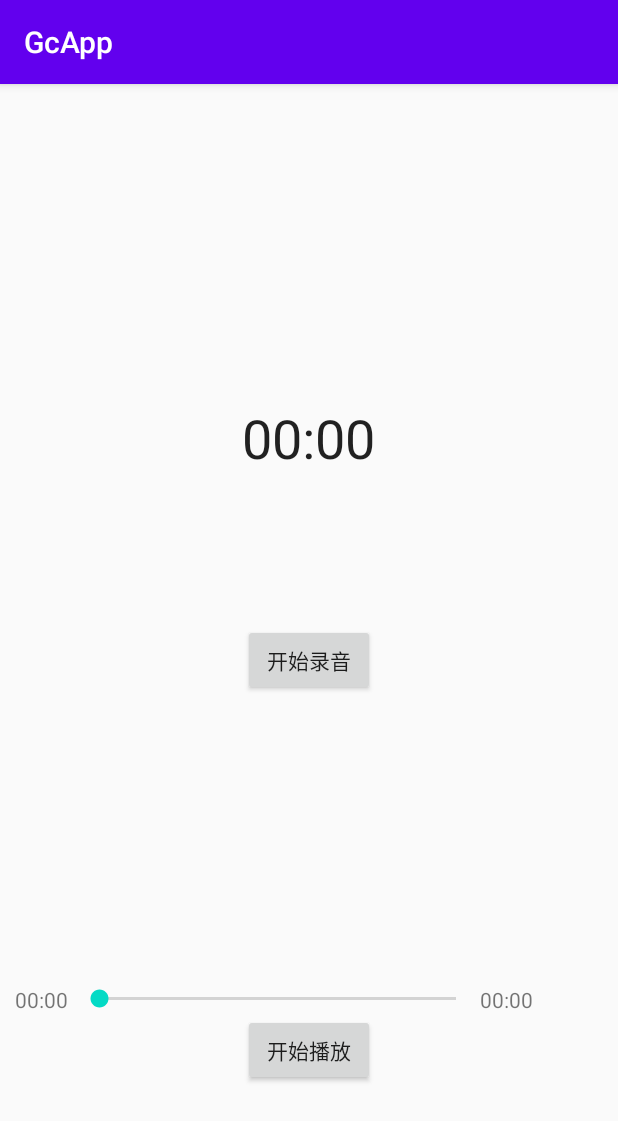
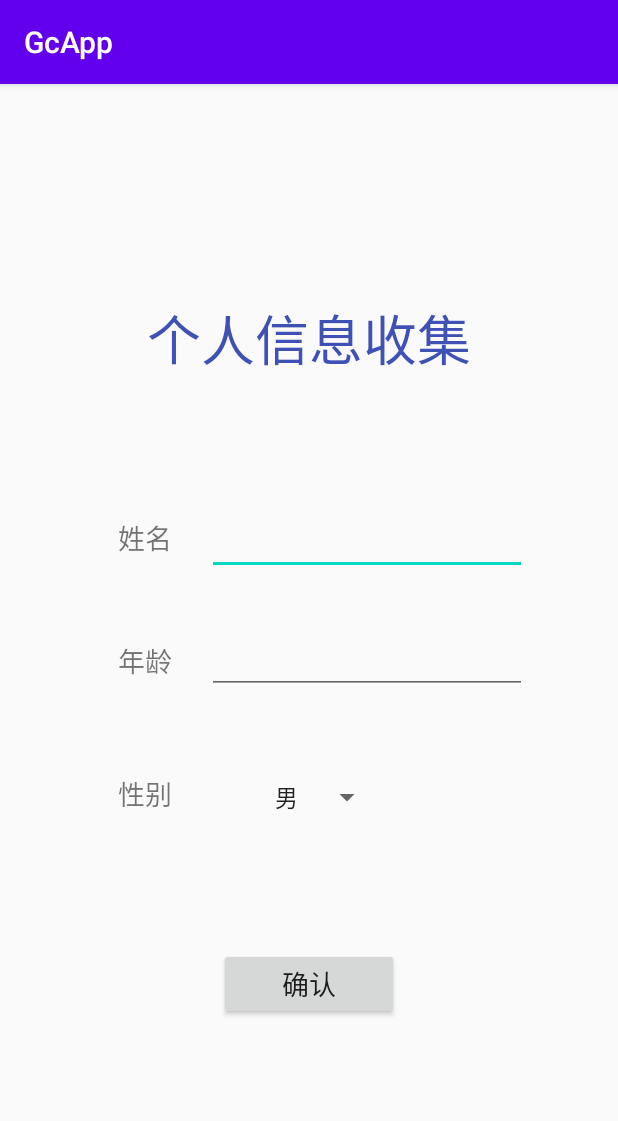
Before and after one commit to roger-wyq/GcApp, an Android app: the screen it shows after launch (MainActivity before the commit, infoSelectActivity after it), on a phone screen of 412 x 824 dp. Shown: the top 1121 px of the screen. Run offline under Robolectric (Android 15) with nearby library versions, the phone set to English and light mode, and no system bars.

Commit message:
添加了信息收集。

```diff
--- a/app/src/main/AndroidManifest.xml
+++ b/app/src/main/AndroidManifest.xml
@@ -1,7 +1,9 @@
 <?xml version="1.0" encoding="utf-8"?>
 <manifest xmlns:android="http://schemas.android.com/apk/res/android"
-    package="com.example.gcapp" >
-    <uses-permission android:name="android.permission.RECORD_AUDIO"></uses-permission>
+    package="com.example.gcapp">
+
+    <uses-permission android:name="android.permission.WRITE_EXTERNAL_STORAGE" />
+    <uses-permission android:name="android.permission.RECORD_AUDIO" />
 
     <application
         android:allowBackup="true"
@@ -9,14 +11,15 @@
         android:label="@string/app_name"
         android:roundIcon="@mipmap/ic_launcher_round"
         android:supportsRtl="true"
-        android:theme="@style/AppTheme" >
-        <activity android:name=".MainActivity" >
+        android:theme="@style/AppTheme">
+        <activity android:name=".infoSelectActivity">
             <intent-filter>
                 <action android:name="android.intent.action.MAIN" />
 
                 <category android:name="android.intent.category.LAUNCHER" />
             </intent-filter>
         </activity>
+        <activity android:name=".RecordActivity"></activity>
     </application>
 
 </manifest>
--- a/app/src/main/java/com/example/gcapp/MainActivity.java
+++ b/app/src/main/java/com/example/gcapp/RecordActivity.java
@@ -5,6 +5,7 @@ import androidx.appcompat.app.AppCompatActivity;
 import androidx.core.app.ActivityCompat;
 
 import android.Manifest;
+import android.content.Intent;
 import android.content.pm.PackageManager;
 import android.media.MediaPlayer;
 import android.media.MediaRecorder;
@@ -22,7 +23,7 @@ import java.io.IOException;
 import java.util.Timer;
 import java.util.TimerTask;
 
-public class MainActivity extends AppCompatActivity {
+public class RecordActivity extends AppCompatActivity {
 
     private static final String TAG = "MainActivity";
     private static final int REQUEST_RECORD_AUDIO_PERMISSION = 200;
@@ -65,7 +66,7 @@ public class MainActivity extends AppCompatActivity {
                 break;
         }
         if(!permissionToRecordAccepted){
-            Toast.makeText(MainActivity.this, "未获得录音权限，程序退出！", Toast.LENGTH_LONG).show();
+            Toast.makeText(RecordActivity.this, "未获得录音权限，程序退出！", Toast.LENGTH_LONG).show();
             finish();
         }
     }
@@ -239,10 +240,16 @@ public class MainActivity extends AppCompatActivity {
     @Override
     protected void onCreate(Bundle savedInstanceState) {
         super.onCreate(savedInstanceState);
-        setContentView(R.layout.activity_main);
+        setContentView(R.layout.activity_record);
+
+        Intent intent = getIntent();
+        String name = intent.getStringExtra("user_name");
 
         recordFileName = getExternalCacheDir().getAbsolutePath();
-        recordFileName += "/recordfile.3gp";
+        recordFileName += ("/" + name + ".3gp");
+
+        Log.e(TAG, "onCreate: " + recordFileName);
+        ///storage/emulated/0/Android/data/com.example.gcapp/cache/Roget.3gp
 
         ActivityCompat.requestPermissions(this, permissions, REQUEST_RECORD_AUDIO_PERMISSION);
 
--- /dev/null
+++ b/app/src/main/java/com/example/gcapp/infoSelectActivity.java
@@ -0,0 +1,64 @@
+package com.example.gcapp;
+
+import androidx.appcompat.app.AppCompatActivity;
+
+import android.content.Intent;
+import android.os.Bundle;
+import android.view.View;
+import android.widget.Button;
+import android.widget.EditText;
+import android.widget.Spinner;
+import android.widget.Toast;
+
+public class infoSelectActivity extends AppCompatActivity {
+
+    private static final String TAG = "infoSelectActivity";
+    private EditText EditText_name = null;
+    private EditText EditText_age = null;
+    private Spinner Spinner_gender = null;
+    private Button Button_confirm = null;
+
+    private String name;
+    private String age;
+    private String gender;
+
+    private void initView(){
+        EditText_name = (EditText) findViewById(R.id.editText_name);
+        EditText_age = (EditText) findViewById(R.id.editText_age);
+        Spinner_gender = (Spinner) findViewById(R.id.spinner_gender);
+        Button_confirm = (Button) findViewById(R.id.button_confirm);
+
+        Button_confirm.setOnClickListener(new View.OnClickListener() {
+            @Override
+            public void onClick(View v) {
+                name = EditText_name.getText().toString();
+                age = EditText_age.getText().toString();
+                gender = Spinner_gender.getSelectedItem().toString();
+                if(name == null || age == null){
+                    if(name == null)
+                        Toast.makeText(infoSelectActivity.this, "请输入姓名！", Toast.LENGTH_LONG).show();
+                    else
+                        Toast.makeText(infoSelectActivity.this, "请输入年龄！", Toast.LENGTH_LONG).show();
+                } else {
+                    enterMain();
+                }
+            }
+        });
+
+    }
+
+    private void enterMain(){
+        Intent intent = new Intent(infoSelectActivity.this, RecordActivity.class);
+        intent.putExtra("user_name", name);
+        intent.putExtra("user_age", age);
+        intent.putExtra("user_gender", gender);
+        startActivity(intent);
+    }
+
+    @Override
+    protected void onCreate(Bundle savedInstanceState) {
+        super.onCreate(savedInstanceState);
+        setContentView(R.layout.activity_info_select);
+        initView();
+    }
+}
--- /dev/null
+++ b/app/src/main/res/layout/activity_info_select.xml
@@ -0,0 +1,110 @@
+<?xml version="1.0" encoding="utf-8"?>
+<androidx.constraintlayout.widget.ConstraintLayout
+    xmlns:android="http://schemas.android.com/apk/res/android"
+    xmlns:app="http://schemas.android.com/apk/res-auto"
+    xmlns:tools="http://schemas.android.com/tools"
+    android:layout_width="match_parent"
+    android:layout_height="match_parent">
+
+    <TextView
+        android:id="@+id/title"
+        android:layout_width="wrap_content"
+        android:layout_height="wrap_content"
+        android:text="个人信息收集"
+        android:textColor="#3F51B5"
+        android:textSize="36sp"
+        app:layout_constraintBottom_toBottomOf="parent"
+        app:layout_constraintEnd_toEndOf="parent"
+        app:layout_constraintStart_toStartOf="parent"
+        app:layout_constraintTop_toTopOf="parent"
+        app:layout_constraintVertical_bias="0.19999999" />
+
+    <TextView
+        android:id="@+id/textView_name"
+        android:layout_width="wrap_content"
+        android:layout_height="wrap_content"
+        android:text="姓名"
+        android:textSize="18sp"
+        app:layout_constraintBottom_toBottomOf="parent"
+        app:layout_constraintEnd_toEndOf="parent"
+        app:layout_constraintHorizontal_bias="0.21"
+        app:layout_constraintStart_toStartOf="parent"
+        app:layout_constraintTop_toTopOf="parent"
+        app:layout_constraintVertical_bias="0.39" />
+
+    <EditText
+        android:id="@+id/editText_name"
+        android:layout_width="wrap_content"
+        android:layout_height="wrap_content"
+        android:ems="10"
+        android:inputType="textPersonName"
+        android:textSize="18sp"
+        app:layout_constraintBottom_toBottomOf="parent"
+        app:layout_constraintEnd_toEndOf="parent"
+        app:layout_constraintHorizontal_bias="0.28"
+        app:layout_constraintStart_toEndOf="@+id/textView_name"
+        app:layout_constraintTop_toTopOf="parent"
+        app:layout_constraintVertical_bias="0.39" />
+
+    <TextView
+        android:id="@+id/textView_age"
+        android:layout_width="wrap_content"
+        android:layout_height="wrap_content"
+        android:text="年龄"
+        android:textSize="18sp"
+        app:layout_constraintBottom_toBottomOf="parent"
+        app:layout_constraintEnd_toEndOf="parent"
+        app:layout_constraintHorizontal_bias="0.21"
+        app:layout_constraintStart_toStartOf="parent"
+        app:layout_constraintTop_toTopOf="parent" />
+
+    <EditText
+        android:id="@+id/editText_age"
+        android:layout_width="wrap_content"
+        android:layout_height="wrap_content"
+        android:ems="10"
+        android:inputType="number"
+        android:textSize="18sp"
+        app:layout_constraintBottom_toBottomOf="parent"
+        app:layout_constraintEnd_toEndOf="parent"
+        app:layout_constraintHorizontal_bias="0.28"
+        app:layout_constraintStart_toEndOf="@+id/textView_age"
+        app:layout_constraintTop_toTopOf="parent" />
+
+    <TextView
+        android:id="@+id/textView_gender"
+        android:layout_width="wrap_content"
+        android:layout_height="wrap_content"
+        android:text="性别"
+        android:textSize="18sp"
+        app:layout_constraintBottom_toBottomOf="parent"
+        app:layout_constraintEnd_toEndOf="parent"
+        app:layout_constraintHorizontal_bias="0.21"
+        app:layout_constraintStart_toStartOf="parent"
+        app:layout_constraintTop_toTopOf="parent"
+        app:layout_constraintVertical_bias="0.62" />
+
+    <Spinner
+        android:id="@+id/spinner_gender"
+        android:layout_width="wrap_content"
+        android:layout_height="wrap_content"
+        android:entries="@array/gender"
+        app:layout_constraintBottom_toBottomOf="parent"
+        app:layout_constraintEnd_toEndOf="parent"
+        app:layout_constraintHorizontal_bias="0.28"
+        app:layout_constraintStart_toEndOf="@+id/textView_gender"
+        app:layout_constraintTop_toTopOf="parent"
+        app:layout_constraintVertical_bias="0.623" />
+
+    <Button
+        android:id="@+id/button_confirm"
+        android:layout_width="120dp"
+        android:layout_height="wrap_content"
+        android:text="确认"
+        android:textSize="18sp"
+        app:layout_constraintBottom_toBottomOf="parent"
+        app:layout_constraintEnd_toEndOf="parent"
+        app:layout_constraintStart_toStartOf="parent"
+        app:layout_constraintTop_toTopOf="parent"
+        app:layout_constraintVertical_bias="0.8" />
+</androidx.constraintlayout.widget.ConstraintLayout>
--- a/app/src/main/res/layout/activity_main.xml
+++ b/app/src/main/res/layout/activity_record.xml
@@ -4,7 +4,7 @@
     xmlns:tools="http://schemas.android.com/tools"
     android:layout_width="match_parent"
     android:layout_height="match_parent"
-    tools:context=".MainActivity">
+    tools:context=".RecordActivity">
 
 
 
--- /dev/null
+++ b/app/src/main/res/values/myArray.xml
@@ -0,0 +1,7 @@
+<?xml version="1.0" encoding="utf-8"?>
+<resources>
+    <string-array name="gender">
+        <item>男</item>
+        <item>女</item>
+    </string-array>
+</resources>
```
